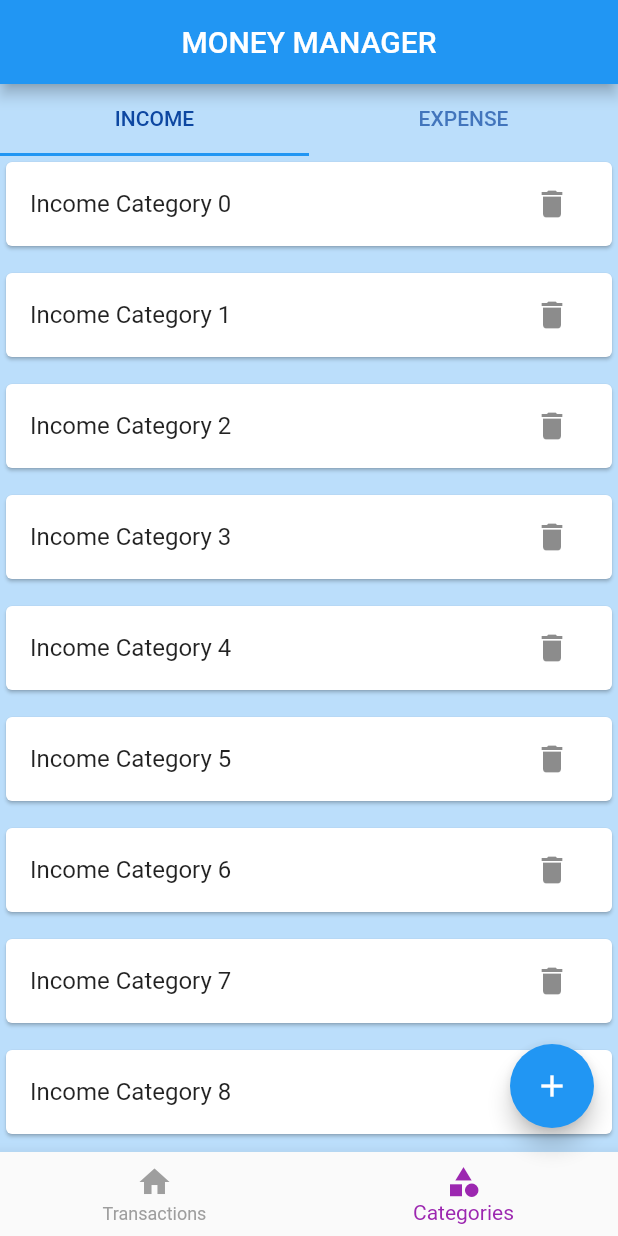
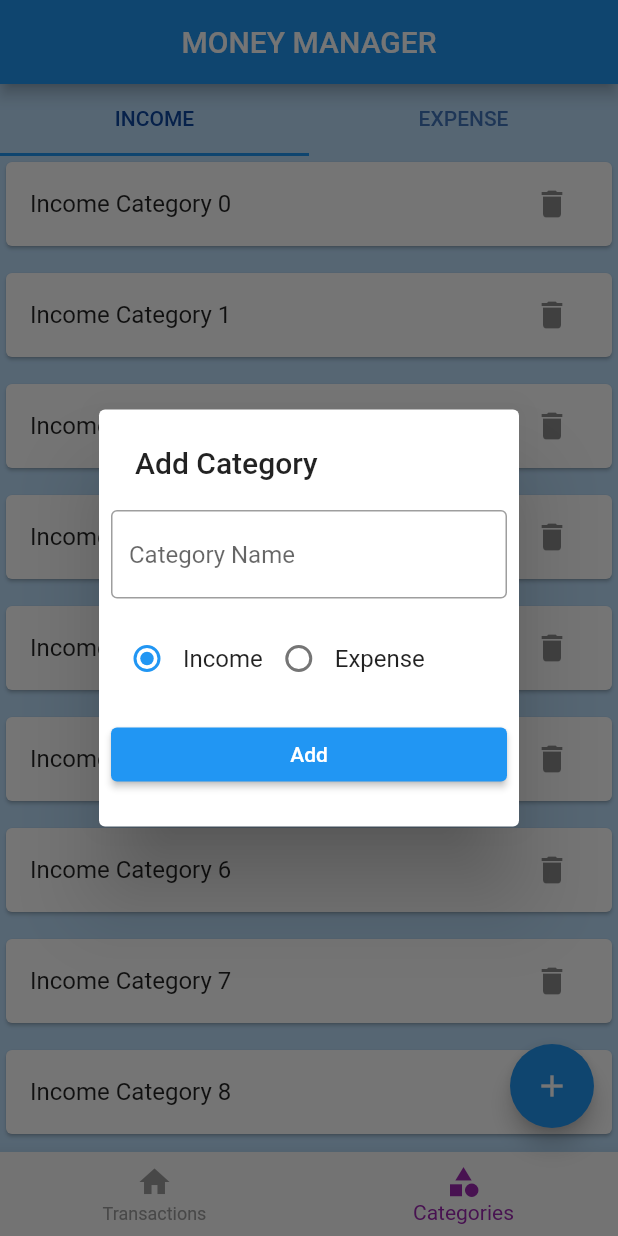
Before and after one commit to arjn-26/flutter-money-management, a Flutter app: the screen it shows after launch, item 2 of the bottom bar chosen, after a tap on the "add" icon, on a phone screen of 412 x 824 dp. Run offline on Flutter 3.47's test engine with Material 2 defaults, Android fonts, the phone set to English and light mode, and no system bars; our stand-ins replace hive_flutter; missing offline and left inert: dart:ffi; accounts and stored records are empty.

Commit message:
furth commit

```diff
--- a/lib/db/category/category_db.dart
+++ b/lib/db/category/category_db.dart
@@ -1,18 +1,53 @@
+import 'dart:ffi';
+
+import 'package:flutter/material.dart';
 import 'package:flutter_money_management/models/category/category_model.dart';
 import 'package:hive_flutter/adapters.dart';
+//import 'package:flutter/widgets.dart';
 
 const CATEGORY_DB_NAME = 'category-database';
 
 abstract class CategoryDbFunctions {
-  //List<CategoryModel> getCategories();
+  Future<List<CategoryModel>> getCategories();
 
   Future<void> insertCategory(CategoryModel value);
 }
 
 class CategoryDB implements CategoryDbFunctions {
+  ValueNotifier<List<CategoryModel>> incomeCategoryListListener =
+      ValueNotifier([]);
+  ValueNotifier<List<CategoryModel>> expenseCategoryListListener =
+      ValueNotifier([]);
+
   @override
   Future<void> insertCategory(CategoryModel value) async {
     final _categoryDB = await Hive.openBox<CategoryModel>(CATEGORY_DB_NAME);
     await _categoryDB.add(value);
+    refreshUI();
+  }
+
+  @override
+  Future<List<CategoryModel>> getCategories() async {
+    final _categoryDB = await Hive.openBox<CategoryModel>(CATEGORY_DB_NAME);
+    return _categoryDB.values.toList();
+  }
+
+  Future<void> refreshUI() async {
+    final _allCategories = await getCategories();
+    incomeCategoryListListener.value.clear();
+    expenseCategoryListListener.value.clear();
+    await Future.forEach(
+      _allCategories,
+      (CategoryModel category) {
+        if (category.type == CategoryType.income) {
+          incomeCategoryListListener.value.add(category);
+        } else {
+          expenseCategoryListListener.value.add(category);
+        }
+      },
+    );
+
+    incomeCategoryListListener.notifyListeners();
+    expenseCategoryListListener.notifyListeners();
   }
 }
--- a/lib/main.dart
+++ b/lib/main.dart
@@ -7,9 +7,9 @@
   WidgetsFlutterBinding.ensureInitialized();
   await Hive.initFlutter();
 
-  //  if (!Hive.isAdapterRegistered(CatrgoryTypeAdapter().typeId)) {
-  //   Hive.registerAdapter(CatrgoryTypeAdapter());
-  // }
+  if (!Hive.isAdapterRegistered(CategoryTypeAdapter().typeId)) {
+    Hive.registerAdapter(CategoryTypeAdapter());
+  }
 
   if (!Hive.isAdapterRegistered(CategoryModelAdapter().typeId)) {
     Hive.registerAdapter(CategoryModelAdapter());
--- a/lib/models/category/category_model.dart
+++ b/lib/models/category/category_model.dart
@@ -31,5 +31,10 @@
     required this.type,
     this.isDeleted = false,
   });
+
+  @override
+  String toString() {
+    return '{$name  $type}';
+  }
 }
 //flutter packages pub run build_runner watch --use-polling-watcher --delete-conflicting-outputs
--- /dev/null
+++ b/lib/screens/category/category_add_popup.dart
@@ -0,0 +1,104 @@
+import 'package:flutter/material.dart';
+import 'package:flutter_money_management/db/category/category_db.dart';
+import 'package:flutter_money_management/models/category/category_model.dart';
+
+ValueNotifier<CategoryType> selectedCategoryNotifier =
+    ValueNotifier(CategoryType.income);
+
+Future<void> showCategoryAddPopup(BuildContext context) async {
+  final _nameEditingController = TextEditingController();
+  showDialog(
+    context: context,
+    builder: (ctx) {
+      return SimpleDialog(
+        title: const Text('Add Category'),
+        children: [
+          Padding(
+            padding: const EdgeInsets.all(8.0),
+            child: TextFormField(
+              controller: _nameEditingController,
+              decoration: const InputDecoration(
+                hintText: 'Category Name',
+                border: OutlineInputBorder(),
+              ),
+            ),
+          ),
+          Padding(
+            padding: const EdgeInsets.all(8.0),
+            child: Row(
+              children: const [
+                RadioButton(title: 'Income', type: CategoryType.income),
+                RadioButton(title: 'Expense', type: CategoryType.expense),
+              ],
+            ),
+          ),
+          Padding(
+            padding: const EdgeInsets.all(8.0),
+            child: ElevatedButton(
+              onPressed: () {
+                final _name = _nameEditingController.text;
+                if (_name.isEmpty) {
+                  return;
+                }
+                final _type = selectedCategoryNotifier.value;
+                final _category = CategoryModel(
+                  id: DateTime.now().millisecondsSinceEpoch.toString(),
+                  name: _name,
+                  type: _type,
+                );
+                CategoryDB().insertCategory(_category);
+                Navigator.of(ctx).pop();
+              },
+              child: const Text('Add'),
+            ),
+          ),
+        ],
+      );
+    },
+  );
+}
+
+class RadioButton extends StatelessWidget {
+  final String title;
+  final CategoryType type;
+  const RadioButton({
+    Key? key,
+    required this.title,
+    required this.type,
+  }) : super(key: key);
+
+//   @override
+//   State<RadioButton> createState() => _RadioButtonState();
+// }
+
+// class _RadioButtonState extends State<RadioButton> {
+//   CategoryType? _type;
+
+  @override
+  Widget build(BuildContext context) {
+    return Row(
+      children: [
+        ValueListenableBuilder(
+            valueListenable: selectedCategoryNotifier,
+            builder: (BuildContext ctx, CategoryType newCategory, Widget? _) {
+              return Radio<CategoryType>(
+                value: type,
+                groupValue: newCategory,
+                onChanged: (value) {
+                  if (value == null) {
+                    return;
+                  }
+                  selectedCategoryNotifier.value = value;
+                  selectedCategoryNotifier.notifyListeners();
+                  // print(value);
+                  // setState(() {
+                  //   _type = value;
+                  // });
+                },
+              );
+            }),
+        Text(title),
+      ],
+    );
+  }
+}
--- a/lib/screens/category/expense_category_list.dart
+++ b/lib/screens/category/expense_category_list.dart
@@ -1,15 +1,23 @@
+//import 'package:flutter/foundation.dart';
 import 'package:flutter/material.dart';
+import 'package:flutter_money_management/db/category/category_db.dart';
+
+import '../../models/category/category_model.dart';
 
 class ExpenseCategoryList extends StatelessWidget {
   const ExpenseCategoryList({super.key});
 
   @override
   Widget build(BuildContext context) {
+    return ValueListenableBuilder(
+      valueListenable: CategoryDB().expenseCategoryListListener,
+      builder: (BuildContext ctx, List<CategoryModel> newlIst, Widget? _) {
         return ListView.separated(
           itemBuilder: (ctx, index) {
+            final category = newlIst[index];
             return Card(
               child: ListTile(
-            title: Text('Expense Category $index'),
+                title: Text(category.name),
                 trailing: IconButton(
                   onPressed: () {},
                   icon: Icon(Icons.delete),
@@ -22,7 +30,9 @@
               height: 10,
             );
           },
-      itemCount: 100,
+          itemCount: newlIst.length,
+        );
+      },
     );
   }
 }
--- a/lib/screens/category/screen_category.dart
+++ b/lib/screens/category/screen_category.dart
@@ -1,4 +1,5 @@
 import 'package:flutter/material.dart';
+import 'package:flutter_money_management/db/category/category_db.dart';
 import 'package:flutter_money_management/screens/category/expense_category_list.dart';
 import 'package:flutter_money_management/screens/category/income_category_list.dart';
 
@@ -16,6 +17,7 @@
   @override
   void initState() {
     _tabController = TabController(length: 2, vsync: this);
+    CategoryDB().refreshUI();
     super.initState();
   }
 
--- a/lib/screens/home/screen_home.dart
+++ b/lib/screens/home/screen_home.dart
@@ -1,4 +1,7 @@
 import 'package:flutter/material.dart';
+import 'package:flutter_money_management/db/category/category_db.dart';
+import 'package:flutter_money_management/models/category/category_model.dart';
+import 'package:flutter_money_management/screens/category/category_add_popup.dart';
 import 'package:flutter_money_management/screens/category/screen_category.dart';
 import 'package:flutter_money_management/screens/home/widgets/bottom_navigation.dart';
 import 'package:flutter_money_management/screens/transactions/screen_transaction.dart';
@@ -26,6 +29,14 @@
             print('Add transactions');
           } else {
             print('Add categories');
+
+            showCategoryAddPopup(context);
+            // final _sample = CategoryModel(
+            //   id: DateTime.now().millisecondsSinceEpoch.toString(),
+            //   name: 'Travel',
+            //   type: CategoryType.expense,
+            // );
+            // CategoryDB().insertCategory(_sample);
           }
         },
         child: Icon(Icons.add),
```
Also changed, not shown: lib/models/category/category_model.g.dart. Lines whose indentation alone changed are shown as unchanged.
